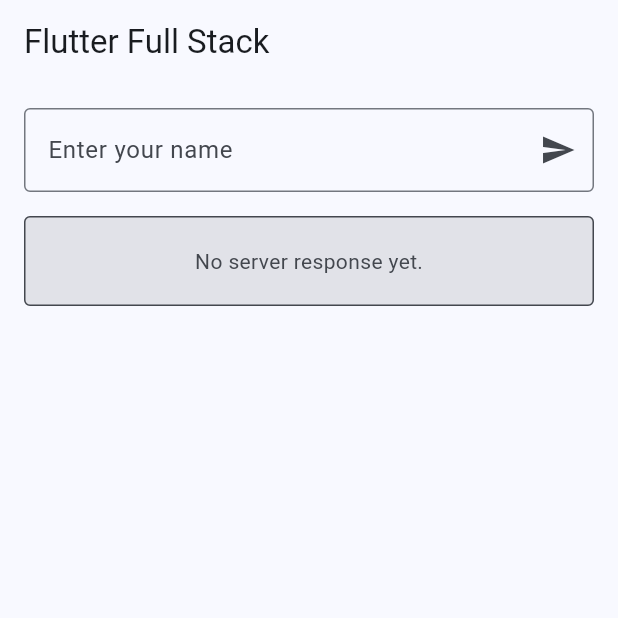
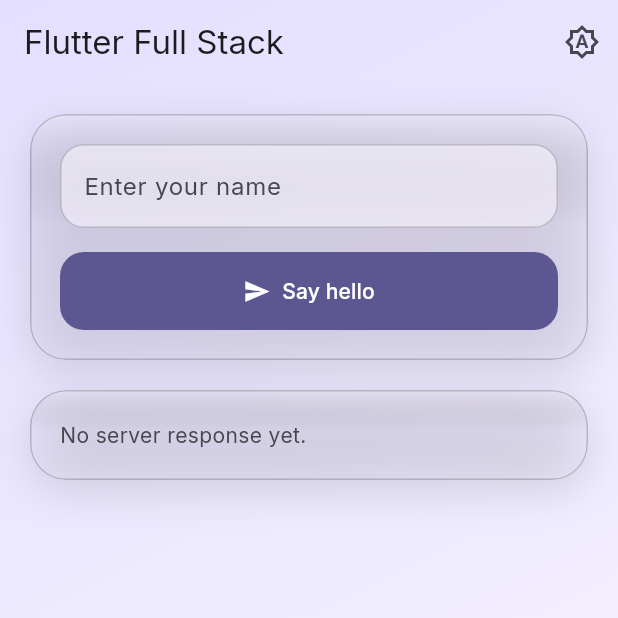
Before and after one commit to dekaos/flutter_full_stack, a Flutter app: the screen it shows after launch, on a phone screen of 412 x 824 dp, the top half of it. Run offline on Flutter 3.47's test engine with Material 3 defaults, Android fonts, the phone set to English and light mode, and no system bars; our stand-ins replace flutter_riverpod, go_router, google_fonts, riverpod_annotation; missing offline and left inert: serverpod, serverpod_auth_core_client, serverpod_auth_core_server, serverpod_auth_idp_client, serverpod_auth_idp_flutter, serverpod_auth_idp_server and 3 more; generated files the repository leaves out were written again.

Commit message:
feat: add a themeable design system with glass surfaces

```diff
--- a/flutter_full_stack_flutter/analysis_options.yaml
+++ b/flutter_full_stack_flutter/analysis_options.yaml
@@ -8,3 +8,5 @@
     - ios/**
     - web/**
     - "**/*.g.dart"
+    # theme_tailor emits *.tailor.dart, a second generated suffix.
+    - "**/*.tailor.dart"
--- a/flutter_full_stack_flutter/lib/app/app.dart
+++ b/flutter_full_stack_flutter/lib/app/app.dart
@@ -1,5 +1,7 @@
 import 'package:flutter/material.dart';
 import 'package:flutter_full_stack_flutter/app/router.dart';
+import 'package:flutter_full_stack_flutter/theme/app_theme.dart';
+import 'package:flutter_full_stack_flutter/theme/theme_mode_controller.dart';
 import 'package:flutter_riverpod/flutter_riverpod.dart';
 
 class App extends ConsumerWidget {
@@ -11,18 +13,16 @@
 
     return MaterialApp.router(
       title: 'Flutter Full Stack',
-      theme: _buildTheme(Brightness.light),
-      darkTheme: _buildTheme(Brightness.dark),
+      // Four slots, not two. The device can ask for a brightness *and* for
+      // increased contrast, and Flutter picks the matching pair on its own.
+      theme: AppTheme.light(),
+      darkTheme: AppTheme.dark(),
+      highContrastTheme: AppTheme.highContrastLight(),
+      highContrastDarkTheme: AppTheme.highContrastDark(),
+      // Defaults to ThemeMode.system, so leaving this alone already follows
+      // the device. The provider is here to let a user override it.
+      themeMode: ref.watch(themeModeControllerProvider),
       routerConfig: router,
     );
   }
 }
-
-ThemeData _buildTheme(Brightness brightness) {
-  return ThemeData(
-    colorScheme: ColorScheme.fromSeed(
-      seedColor: Colors.blue,
-      brightness: brightness,
-    ),
-  );
-}
--- a/flutter_full_stack_flutter/lib/features/greetings/presentation/greetings_screen.dart
+++ b/flutter_full_stack_flutter/lib/features/greetings/presentation/greetings_screen.dart
@@ -2,6 +2,9 @@
 
 import 'package:flutter/material.dart';
 import 'package:flutter_full_stack_flutter/features/greetings/providers/greeting_controller.dart';
+import 'package:flutter_full_stack_flutter/theme/app_backdrop.dart';
+import 'package:flutter_full_stack_flutter/theme/glass_surface.dart';
+import 'package:flutter_full_stack_flutter/theme/theme_mode_controller.dart';
 import 'package:flutter_riverpod/flutter_riverpod.dart';
 
 class GreetingsScreen extends ConsumerStatefulWidget {
@@ -31,32 +34,71 @@
   @override
   Widget build(BuildContext context) {
     final greetingState = ref.watch(greetingControllerProvider);
+    final themeMode = ref.watch(themeModeControllerProvider);
 
     return Scaffold(
-      appBar: AppBar(title: const Text('Flutter Full Stack')),
-      body: Padding(
-        padding: const EdgeInsets.all(16),
+      // The backdrop runs behind the bar too, so the glass has the gradient
+      // to blur rather than the bar's own colour.
+      extendBodyBehindAppBar: true,
+      appBar: AppBar(
+        title: const Text('Flutter Full Stack'),
+        actions: [
+          IconButton(
+            onPressed: ref.read(themeModeControllerProvider.notifier).cycle,
+            icon: Icon(_iconFor(themeMode)),
+            tooltip: 'Theme: ${_labelFor(themeMode)}',
+          ),
+        ],
+      ),
+      body: AppBackdrop(
+        child: SafeArea(
+          child: Padding(
+            padding: const EdgeInsets.all(20),
+            child: Column(
+              children: [
+                GlassSurface(
                   child: Column(
                     children: [
                       TextField(
                         controller: _textEditingController,
                         onSubmitted: (_) => _callHello(),
-              decoration: InputDecoration(
+                        decoration: const InputDecoration(
                           hintText: 'Enter your name',
-                border: const OutlineInputBorder(),
-                suffixIcon: IconButton(
-                  onPressed: _callHello,
-                  icon: const Icon(Icons.send),
-                ),
                         ),
                       ),
                       const SizedBox(height: 16),
+                      SizedBox(
+                        width: double.infinity,
+                        child: FilledButton.icon(
+                          onPressed: _callHello,
+                          icon: const Icon(Icons.send),
+                          label: const Text('Say hello'),
+                        ),
+                      ),
+                    ],
+                  ),
+                ),
+                const SizedBox(height: 20),
                 ResultDisplay(state: greetingState),
               ],
             ),
           ),
+        ),
+      ),
     );
   }
+
+  IconData _iconFor(ThemeMode mode) => switch (mode) {
+    ThemeMode.system => Icons.brightness_auto_outlined,
+    ThemeMode.light => Icons.light_mode_outlined,
+    ThemeMode.dark => Icons.dark_mode_outlined,
+  };
+
+  String _labelFor(ThemeMode mode) => switch (mode) {
+    ThemeMode.system => 'following the device',
+    ThemeMode.light => 'light',
+    ThemeMode.dark => 'dark',
+  };
 }
 
 class ResultDisplay extends StatelessWidget {
@@ -66,43 +108,26 @@
 
   @override
   Widget build(BuildContext context) {
-    final colors = Theme.of(context).colorScheme;
+    final theme = Theme.of(context);
+    final colors = theme.colorScheme;
 
-    final (text, backgroundColor, foregroundColor) = switch (state) {
-      AsyncError(:final error) => (
-        '$error',
-        colors.errorContainer,
-        colors.onErrorContainer,
-      ),
+    final (text, foreground) = switch (state) {
+      AsyncError(:final error) => ('$error', colors.error),
       AsyncData(:final value) when value != null => (
         value.toString(),
-        colors.primaryContainer,
-        colors.onPrimaryContainer,
+        colors.onSurface,
       ),
-      AsyncLoading() => (
-        'Calling server...',
-        colors.surfaceContainerHighest,
-        colors.onSurfaceVariant,
-      ),
-      _ => (
-        'No server response yet.',
-        colors.surfaceContainerHighest,
-        colors.onSurfaceVariant,
-      ),
+      AsyncLoading() => ('Calling server...', colors.onSurfaceVariant),
+      _ => ('No server response yet.', colors.onSurfaceVariant),
     };
 
-    return Container(
-      constraints: const BoxConstraints(minHeight: 60),
+    return GlassSurface(
+      child: SizedBox(
         width: double.infinity,
-      padding: const EdgeInsets.all(16),
-      decoration: ShapeDecoration(
-        color: backgroundColor,
-        shape: OutlineInputBorder(
-          borderSide: BorderSide(color: foregroundColor),
+        child: Text(
+          text,
+          style: theme.textTheme.bodyMedium?.copyWith(color: foreground),
         ),
-      ),
-      child: Center(
-        child: Text(text, style: TextStyle(color: foregroundColor)),
       ),
     );
   }
--- /dev/null
+++ b/flutter_full_stack_flutter/lib/theme/app_backdrop.dart
@@ -0,0 +1,30 @@
+import 'package:flutter/material.dart';
+import 'package:flutter_full_stack_flutter/theme/app_tokens.dart';
+
+/// The gradient a screen sits on.
+///
+/// This is not decoration: `GlassSurface` blurs whatever is behind it, so a
+/// flat background makes glass look like flat translucent paint. The backdrop
+/// is what gives it something to refract, which is why it lives in the design
+/// system and reads its colours from [AppTokens].
+class AppBackdrop extends StatelessWidget {
+  const AppBackdrop({required this.child, super.key});
+
+  final Widget child;
+
+  @override
+  Widget build(BuildContext context) {
+    final tokens = Theme.of(context).appTokens;
+
+    return DecoratedBox(
+      decoration: BoxDecoration(
+        gradient: LinearGradient(
+          begin: Alignment.topLeft,
+          end: Alignment.bottomRight,
+          colors: [tokens.backdropTop, tokens.backdropBottom],
+        ),
+      ),
+      child: child,
+    );
+  }
+}
--- /dev/null
+++ b/flutter_full_stack_flutter/lib/theme/app_theme.dart
@@ -0,0 +1,92 @@
+import 'package:flutter/material.dart';
+import 'package:flutter_full_stack_flutter/theme/app_tokens.dart';
+import 'package:google_fonts/google_fonts.dart';
+
+/// The one place the app's look is defined.
+///
+/// Four variants, because a device asks for more than light or dark: it can
+/// also ask for high contrast, and `MaterialApp` has a slot for each
+/// combination. All four come from the same [seed] and the same [_build], so
+/// they cannot drift apart.
+abstract final class AppTheme {
+  /// The single colour the palette is derived from.
+  ///
+  /// Change this line and every Material colour moves, and so does every
+  /// token in [AppTokens], because those are derived from the scheme too.
+  static const seed = Color(0xFF6C5CE7);
+
+  /// Change this line to change the app's font everywhere.
+  ///
+  /// Any `GoogleFonts.*TextTheme` works. Note that google_fonts downloads the
+  /// family at runtime on first use; see docs/theming.md for how to bundle it
+  /// instead.
+  static TextTheme _font(TextTheme base) => GoogleFonts.interTextTheme(base);
+
+  /// Theme for a device asking for light.
+  static ThemeData light() =>
+      _build(brightness: Brightness.light, highContrast: false);
+
+  /// Theme for a device asking for dark.
+  static ThemeData dark() =>
+      _build(brightness: Brightness.dark, highContrast: false);
+
+  /// Theme for a device asking for light *and* increased contrast.
+  static ThemeData highContrastLight() =>
+      _build(brightness: Brightness.light, highContrast: true);
+
+  /// Theme for a device asking for dark *and* increased contrast.
+  static ThemeData highContrastDark() =>
+      _build(brightness: Brightness.dark, highContrast: true);
+
+  static ThemeData _build({
+    required Brightness brightness,
+    required bool highContrast,
+  }) {
+    final scheme = ColorScheme.fromSeed(
+      seedColor: seed,
+      brightness: brightness,
+      // Material's own answer to a contrast request. It moves the palette;
+      // AppTokens.of moves the glass.
+      contrastLevel: highContrast ? 1 : 0,
+    );
+    final tokens = AppTokens.of(scheme, highContrast: highContrast);
+    final base = ThemeData(colorScheme: scheme);
+
+    return base.copyWith(
+      textTheme: _font(base.textTheme),
+      extensions: [tokens],
+      // The backdrop gradient is painted by AppBackdrop, so the bars sit on
+      // top of it rather than covering it with their own surface colour.
+      appBarTheme: const AppBarTheme(
+        backgroundColor: Colors.transparent,
+        surfaceTintColor: Colors.transparent,
+        elevation: 0,
+        scrolledUnderElevation: 0,
+      ),
+      inputDecorationTheme: InputDecorationTheme(
+        filled: true,
+        fillColor: tokens.glassTint,
+        border: OutlineInputBorder(
+          borderRadius: BorderRadius.circular(tokens.radiusMedium),
+          borderSide: BorderSide(color: tokens.glassBorder),
+        ),
+        enabledBorder: OutlineInputBorder(
+          borderRadius: BorderRadius.circular(tokens.radiusMedium),
+          borderSide: BorderSide(color: tokens.glassBorder),
+        ),
+        focusedBorder: OutlineInputBorder(
+          borderRadius: BorderRadius.circular(tokens.radiusMedium),
+          borderSide: BorderSide(color: scheme.primary, width: 2),
+        ),
+      ),
+      filledButtonTheme: FilledButtonThemeData(
+        style: FilledButton.styleFrom(
+          shape: RoundedRectangleBorder(
+            borderRadius: BorderRadius.circular(tokens.radiusMedium),
+          ),
+          padding: const EdgeInsets.symmetric(horizontal: 24, vertical: 16),
+        ),
+      ),
+    );
+  }
+}
--- /dev/null
+++ b/flutter_full_stack_flutter/lib/theme/app_tokens.dart
@@ -0,0 +1,95 @@
+import 'package:flutter/material.dart';
+import 'package:theme_tailor_annotation/theme_tailor_annotation.dart';
+
+part 'app_tokens.tailor.dart';
+
+/// The design decisions Material's own theme has no slot for.
+///
+/// Read them with `Theme.of(context).appTokens`. Because this is a
+/// [ThemeExtension], the values interpolate when the theme changes, so a
+/// light/dark switch animates the glass along with the colours instead of
+/// snapping.
+///
+/// Every colour here is derived from the [ColorScheme] in [AppTokens.of], so
+/// changing the seed in `AppTheme` moves the whole surface with it.
+@TailorMixin(themeGetter: ThemeGetter.onThemeData)
+class AppTokens extends ThemeExtension<AppTokens> with _$AppTokensTailorMixin {
+  const AppTokens({
+    required this.backdropTop,
+    required this.backdropBottom,
+    required this.glassTint,
+    required this.glassBorder,
+    required this.glassHighlight,
+    required this.glassBlur,
+    required this.radiusLarge,
+    required this.radiusMedium,
+  });
+
+  /// Derives the tokens for [scheme].
+  ///
+  /// With [highContrast] the glass stops being glass: the blur goes to zero
+  /// and the fill becomes opaque, because a translucent surface cannot honour
+  /// a contrast request. Callers do not branch on it — they read the tokens.
+  factory AppTokens.of(ColorScheme scheme, {required bool highContrast}) {
+    if (highContrast) {
+      return AppTokens(
+        backdropTop: scheme.surface,
+        backdropBottom: scheme.surface,
+        glassTint: scheme.surfaceContainerHighest,
+        glassBorder: scheme.outline,
+        glassHighlight: Colors.transparent,
+        glassBlur: 0,
+        radiusLarge: _radiusLarge,
+        radiusMedium: _radiusMedium,
+      );
+    }
+
+    final isDark = scheme.brightness == Brightness.dark;
+    return AppTokens(
+      backdropTop: scheme.primaryContainer,
+      backdropBottom: scheme.surface,
+      glassTint: scheme.surface.withValues(alpha: isDark ? 0.18 : 0.55),
+      glassBorder: scheme.onSurface.withValues(alpha: isDark ? 0.16 : 0.22),
+      glassHighlight: Colors.white.withValues(alpha: isDark ? 0.06 : 0.35),
+      glassBlur: isDark ? 18 : 14,
+      radiusLarge: _radiusLarge,
+      radiusMedium: _radiusMedium,
+    );
+  }
+
+  static const _radiusLarge = 24.0;
+  static const _radiusMedium = 16.0;
+
+  /// Top stop of the page backdrop. Glass only reads as glass over something
+  /// with structure, so the backdrop is part of the design system, not decor.
+  @override
+  final Color backdropTop;
+
+  /// Bottom stop of the page backdrop.
+  @override
+  final Color backdropBottom;
+
+  /// Fill painted over the blur.
+  @override
+  final Color glassTint;
+
+  /// Hairline that gives the pane an edge.
+  @override
+  final Color glassBorder;
+
+  /// Sheen along the top edge, which is what sells the material.
+  @override
+  final Color glassHighlight;
+
+  /// Blur sigma. Zero means no `BackdropFilter` is inserted at all.
+  @override
+  final double glassBlur;
+
+  /// Corner radius for panes and cards.
+  @override
+  final double radiusLarge;
+
+  /// Corner radius for controls inside a pane.
+  @override
+  final double radiusMedium;
+}
--- /dev/null
+++ b/flutter_full_stack_flutter/lib/theme/app_tokens.tailor.dart
@@ -0,0 +1,111 @@
+// coverage:ignore-file
+// GENERATED CODE - DO NOT MODIFY BY HAND
+// ignore_for_file: type=lint
+// ignore_for_file: unused_element, deprecated_member_use, deprecated_member_use_from_same_package, use_function_type_syntax_for_parameters, unnecessary_const, avoid_init_to_null, invalid_override_different_default_values_named, prefer_expression_function_bodies, annotate_overrides, invalid_annotation_target, unnecessary_question_mark
+
+part of 'app_tokens.dart';
+
+// **************************************************************************
+// TailorAnnotationsGenerator
+// **************************************************************************
+
+mixin _$AppTokensTailorMixin on ThemeExtension<AppTokens> {
+  Color get backdropTop;
+  Color get backdropBottom;
+  Color get glassTint;
+  Color get glassBorder;
+  Color get glassHighlight;
+  double get glassBlur;
+  double get radiusLarge;
+  double get radiusMedium;
+
+  @override
+  AppTokens copyWith({
+    Color? backdropTop,
+    Color? backdropBottom,
+    Color? glassTint,
+    Color? glassBorder,
+    Color? glassHighlight,
+    double? glassBlur,
+    double? radiusLarge,
+    double? radiusMedium,
+  }) {
+    return AppTokens(
+      backdropTop: backdropTop ?? this.backdropTop,
+      backdropBottom: backdropBottom ?? this.backdropBottom,
+      glassTint: glassTint ?? this.glassTint,
+      glassBorder: glassBorder ?? this.glassBorder,
+      glassHighlight: glassHighlight ?? this.glassHighlight,
+      glassBlur: glassBlur ?? this.glassBlur,
+      radiusLarge: radiusLarge ?? this.radiusLarge,
+      radiusMedium: radiusMedium ?? this.radiusMedium,
+    );
+  }
+
+  @override
+  AppTokens lerp(covariant ThemeExtension<AppTokens>? other, double t) {
+    if (other is! AppTokens) return this as AppTokens;
+    return AppTokens(
+      backdropTop: Color.lerp(backdropTop, other.backdropTop, t)!,
+      backdropBottom: Color.lerp(backdropBottom, other.backdropBottom, t)!,
+      glassTint: Color.lerp(glassTint, other.glassTint, t)!,
+      glassBorder: Color.lerp(glassBorder, other.glassBorder, t)!,
+      glassHighlight: Color.lerp(glassHighlight, other.glassHighlight, t)!,
+      glassBlur: t < 0.5 ? glassBlur : other.glassBlur,
+      radiusLarge: t < 0.5 ? radiusLarge : other.radiusLarge,
+      radiusMedium: t < 0.5 ? radiusMedium : other.radiusMedium,
+    );
+  }
+
+  @override
+  bool operator ==(Object other) {
+    return identical(this, other) ||
+        (other.runtimeType == runtimeType &&
+            other is AppTokens &&
+            const DeepCollectionEquality().equals(
+              backdropTop,
+              other.backdropTop,
+            ) &&
+            const DeepCollectionEquality().equals(
+              backdropBottom,
+              other.backdropBottom,
+            ) &&
+            const DeepCollectionEquality().equals(glassTint, other.glassTint) &&
+            const DeepCollectionEquality().equals(
+              glassBorder,
+              other.glassBorder,
+            ) &&
+            const DeepCollectionEquality().equals(
+              glassHighlight,
+              other.glassHighlight,
+            ) &&
+            const DeepCollectionEquality().equals(glassBlur, other.glassBlur) &&
+            const DeepCollectionEquality().equals(
+              radiusLarge,
+              other.radiusLarge,
+            ) &&
+            const DeepCollectionEquality().equals(
+              radiusMedium,
+              other.radiusMedium,
+            ));
+  }
+
+  @override
+  int get hashCode {
+    return Object.hash(
+      runtimeType.hashCode,
+      const DeepCollectionEquality().hash(backdropTop),
+      const DeepCollectionEquality().hash(backdropBottom),
+      const DeepCollectionEquality().hash(glassTint),
+      const DeepCollectionEquality().hash(glassBorder),
+      const DeepCollectionEquality().hash(glassHighlight),
+      const DeepCollectionEquality().hash(glassBlur),
+      const DeepCollectionEquality().hash(radiusLarge),
+      const DeepCollectionEquality().hash(radiusMedium),
+    );
+  }
+}
+
+extension AppTokensThemeData on ThemeData {
+  AppTokens get appTokens => extension<AppTokens>()!;
+}
--- /dev/null
+++ b/flutter_full_stack_flutter/lib/theme/glass_surface.dart
@@ -0,0 +1,122 @@
+import 'dart:ui';
+
+import 'package:flutter/material.dart';
+import 'package:flutter_full_stack_flutter/theme/app_tokens.dart';
+
+/// A translucent pane that blurs whatever is behind it.
+///
+/// Every value it paints with comes from [AppTokens], so the look is changed
+/// in the theme rather than at each call site. In particular a token set with
+/// `glassBlur: 0` — which is what [AppTokens.of] returns when the device asks
+/// for high contrast — makes this render as an ordinary opaque card, with no
+/// `BackdropFilter` inserted at all. Callers do not branch on that.
+///
+/// It has no idle animation on purpose. A pane that pulses forever costs a
+/// repaint every frame for the life of the screen, and multiplies by the
+/// number of panes on it.
+class GlassSurface extends StatefulWidget {
+  const GlassSurface({
+    required this.child,
+    this.padding = const EdgeInsets.all(20),
+    this.onTap,
+    super.key,
+  });
+
+  final Widget child;
+  final EdgeInsetsGeometry padding;
+
+  /// When set, the pane becomes a button: it takes an ink ripple and a small
+  /// press scale. Without it there is no gesture handling and no controller.
+  final VoidCallback? onTap;
+
+  @override
+  State<GlassSurface> createState() => _GlassSurfaceState();
+}
+
+class _GlassSurfaceState extends State<GlassSurface> {
+  bool _pressed = false;
+
+  @override
+  Widget build(BuildContext context) {
+    final theme = Theme.of(context);
+    final tokens = theme.appTokens;
+    final radius = BorderRadius.circular(tokens.radiusLarge);
+
+    // The blur is bounded by the clip, and the tint is painted over it.
+    Widget pane = DecoratedBox(
+      decoration: BoxDecoration(
+        borderRadius: radius,
+        color: tokens.glassTint,
+        border: Border.all(color: tokens.glassBorder),
+        // The sheen is what sells the material: a highlight that fades out
+        // before the middle, as if light caught the top edge.
+        gradient: LinearGradient(
+          begin: Alignment.topCenter,
+          end: Alignment.bottomCenter,
+          colors: [tokens.glassHighlight, Colors.transparent],
+          stops: const [0, 0.45],
+        ),
+      ),
+      child: Padding(padding: widget.padding, child: widget.child),
+    );
+
+    if (widget.onTap != null) {
+      pane = Material(
+        type: MaterialType.transparency,
+        child: InkWell(
+          onTap: widget.onTap,
+          onTapDown: (_) => setState(() => _pressed = true),
+          onTapUp: (_) => setState(() => _pressed = false),
+          onTapCancel: () => setState(() => _pressed = false),
+          borderRadius: radius,
+          child: pane,
+        ),
+      );
+    }
+
+    if (tokens.glassBlur > 0) {
+      // RepaintBoundary because a BackdropFilter is one of the more expensive
+      // things on the raster thread; this keeps it from being redrawn because
+      // a sibling changed.
+      pane = RepaintBoundary(
+        child: BackdropFilter(
+          filter: ImageFilter.blur(
+            sigmaX: tokens.glassBlur,
+            sigmaY: tokens.glassBlur,
+          ),
+          child: pane,
+        ),
+      );
+    }
+
+    // The shadow is outside the clip. Inside it, it would be clipped away and
+    // paint for nothing.
+    Widget result = DecoratedBox(
+      decoration: BoxDecoration(
+        borderRadius: radius,
+        boxShadow: [
+          BoxShadow(
+            color: theme.colorScheme.shadow.withValues(alpha: 0.12),
+            blurRadius: 24,
+            offset: const Offset(0, 8),
+          ),
+        ],
+      ),
+      child: ClipRRect(borderRadius: radius, child: pane),
+    );
+
+    if (widget.onTap != null) {
+      // Reduced motion is an accessibility setting, not a preference: when it
+      // is on, the press still works, it just does not move.
+      final animate = !MediaQuery.disableAnimationsOf(context);
+      result = AnimatedScale(
+        scale: _pressed && animate ? 0.97 : 1,
+        duration: animate ? const Duration(milliseconds: 120) : Duration.zero,
+        curve: Curves.easeOut,
+        child: result,
+      );
+    }
+
+    return result;
+  }
+}
--- /dev/null
+++ b/flutter_full_stack_flutter/lib/theme/theme_mode_controller.dart
@@ -0,0 +1,29 @@
+import 'package:flutter/material.dart';
+import 'package:riverpod_annotation/riverpod_annotation.dart';
+
+part 'theme_mode_controller.g.dart';
+
+/// Whether the app follows the device or is pinned to one brightness.
+///
+/// The default is [ThemeMode.system], which is also `MaterialApp`'s own
+/// default — so this provider exists to let a user *override* the device, not
+/// to make the app follow it. Following it is free.
+///
+/// The choice is not persisted: that would need a storage dependency, and
+/// nothing here has one yet. Restarting the app returns to `system`.
+@Riverpod(keepAlive: true)
+class ThemeModeController extends _$ThemeModeController {
+  @override
+  ThemeMode build() => ThemeMode.system;
+
+  /// Cycles system → light → dark → system, which is enough for one button.
+  ///
+  /// A settings screen with three explicit choices would add its own method
+  /// here. There is no generic setter: `use_setters_to_change_properties`
+  /// and `avoid_setters_without_getters` cannot both be satisfied by one.
+  void cycle() => state = switch (state) {
+    ThemeMode.system => ThemeMode.light,
+    ThemeMode.light => ThemeMode.dark,
+    ThemeMode.dark => ThemeMode.system,
+  };
+}
--- a/flutter_full_stack_flutter/pubspec.yaml
+++ b/flutter_full_stack_flutter/pubspec.yaml
@@ -30,9 +30,11 @@
     path: ../flutter_full_stack_client
   flutter_riverpod: ^3.4.3
   go_router: ^18.0.1
+  google_fonts: ^8.2.1
   riverpod_annotation: ^4.0.7
   serverpod_auth_idp_flutter: 4.0.0-rc.2
   serverpod_flutter: 4.0.0-rc.2
+  theme_tailor_annotation: ^4.0.0
 
 dev_dependencies:
   build_runner: ^2.16.1
@@ -43,6 +45,7 @@
   integration_test:
     sdk: flutter
   riverpod_generator: ^4.0.9
+  theme_tailor: ^4.0.1
   very_good_analysis: ^11.0.0
 
 # For information on the generic Dart part of this file, see the
```
Also changed, not shown: docs/theming-flow.svg (added), docs/theming-variants.png (added), flutter_full_stack_flutter/lib/theme/theme_mode_controller.g.dart (added), pubspec.lock, 6 other files. Lines whose indentation alone changed are shown as unchanged.
